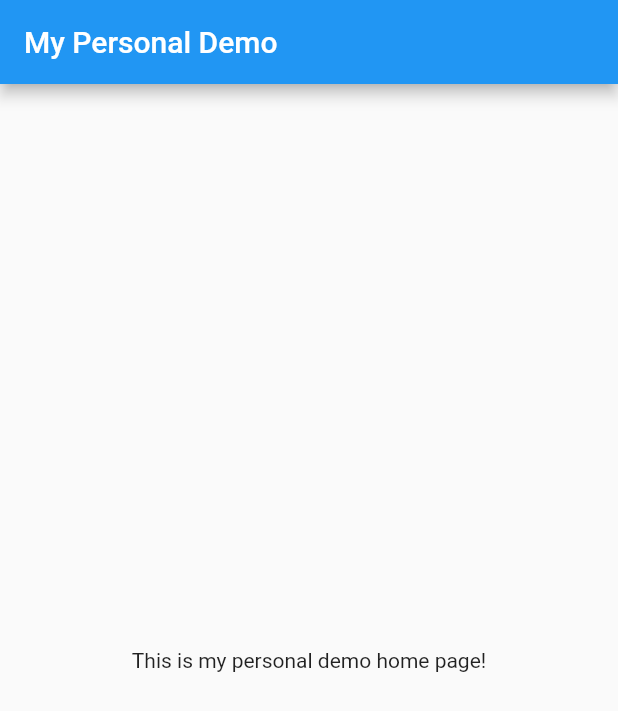
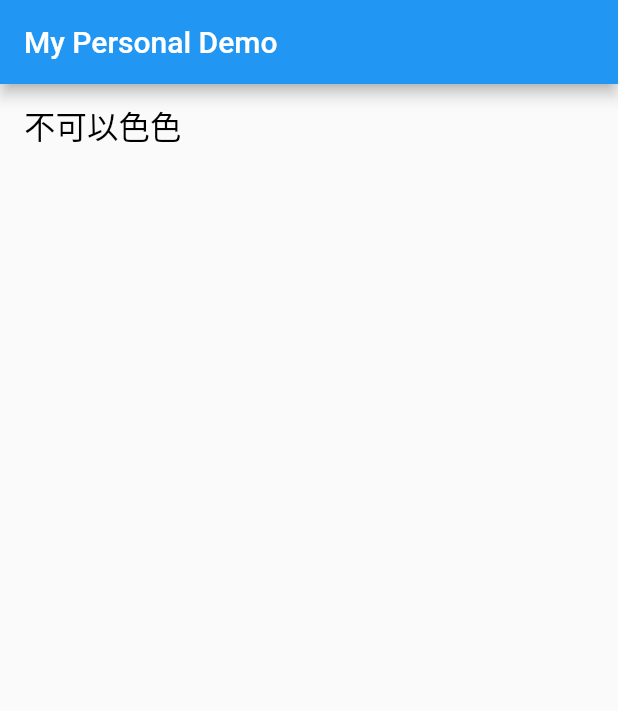
Before and after one commit to david675566/flutter_personal_demo, a Flutter app: the screen it shows after launch, on a phone screen of 412 x 824 dp. Shown: the top 711 px of the screen. Run offline on Flutter 3.47's test engine with Material 2 defaults, Android fonts, the phone set to English and light mode, and no system bars; our stand-ins replace get.

Commit message:
The "No Horny Page": - Added: App Routes, Home Page List - Added: "No Horny". - Added: Attempt to implement ThemeData

```diff
--- a/lib/app/module/home/view/home_page.dart
+++ b/lib/app/module/home/view/home_page.dart
@@ -17,9 +17,19 @@ class HomePage extends GetView<HomeController> {
           appBar: AppBar(
             title: const Text("My Personal Demo"),
           ),
-          body: const SafeArea(
+          body: SafeArea(
             child: Center(
-              child: Text("This is my personal demo home page!"),
+              child: ListView(
+                children: [
+                  ListTile(
+                    title: Text(
+                      "不可以色色",
+                      style: Theme.of(context).primaryTextTheme.bodyText1,
+                    ),
+                    onTap: () => Get.toNamed("/no_horny"),
+                  ),
+                ],
+              ),
             ),
           ),
         );
--- a/lib/app/routes/app_routes.dart
+++ b/lib/app/routes/app_routes.dart
@@ -1,8 +1,12 @@
+import 'package:get/get.dart';
+
+// Local Modules
 import 'package:flutter_personal_demo/app/module/home/view/home_page.dart';
-import 'package:get/get.dart';
+import 'package:flutter_personal_demo/app/module/no_horny/view/no_horny_page.dart';
 
 class AppRoutes {
   static final routes = [
-    GetPage(name: HomePage.routePath, page: () => HomePage()),
+    GetPage(name: HomePage.routePath, page: () => const HomePage()),
+    GetPage(name: NoHornyPage.routePath, page: () => const NoHornyPage()),
   ];
 }
--- /dev/null
+++ b/lib/app/theme/app_theme.dart
@@ -0,0 +1,16 @@
+import 'package:flutter/material.dart';
+
+class AppTheme {
+  static ThemeData lightTheme = ThemeData(
+    primaryTextTheme: const TextTheme(
+      bodyText1: TextStyle(
+        color: Colors.black,
+        fontSize: 21,
+        fontWeight: FontWeight.w300,
+      ),
+      button: TextStyle(
+        fontSize: 21,
+      ),
+    ),
+  );
+}
--- a/lib/main.dart
+++ b/lib/main.dart
@@ -1,7 +1,9 @@
 import 'package:flutter/material.dart';
+import 'package:get/get.dart';
+
+// Local Packages
 import 'package:flutter_personal_demo/app/routes/app_routes.dart';
-
-import 'package:get/get.dart';
+import 'package:flutter_personal_demo/app/theme/app_theme.dart';
 
 void main() {
   runApp(const MyApp());
@@ -15,9 +17,7 @@ class MyApp extends StatelessWidget {
   Widget build(BuildContext context) {
     return GetMaterialApp(
       title: 'My Personal Demo',
-      theme: ThemeData(
-        primarySwatch: Colors.blue,
-      ),
+      theme: AppTheme.lightTheme,
       getPages: AppRoutes.routes,
     );
   }
```
Also changed, not shown: lib/app/module/home/controller/home_controller.dart (+1 -19 lines), lib/app/module/no_horny/controller/no_horny_controller.dart (added, +23 -0 lines), lib/app/module/no_horny/view/no_horny_page.dart (added, +80 -0 lines).
